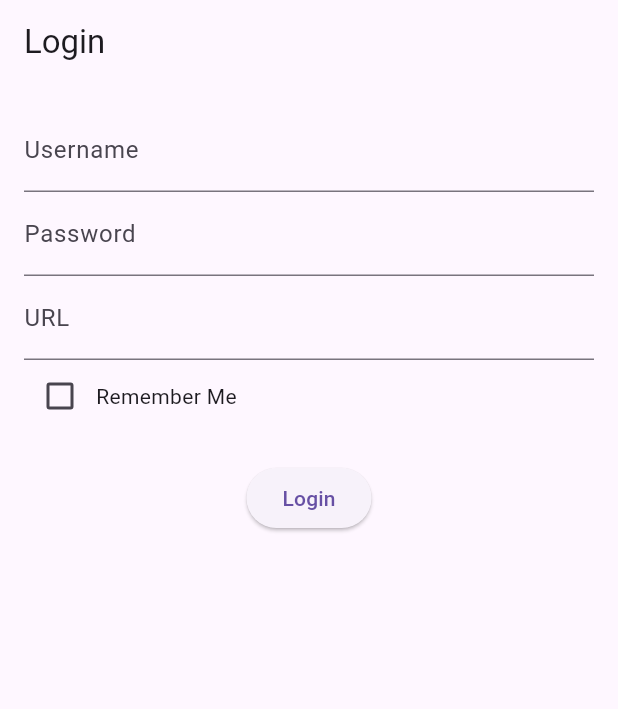
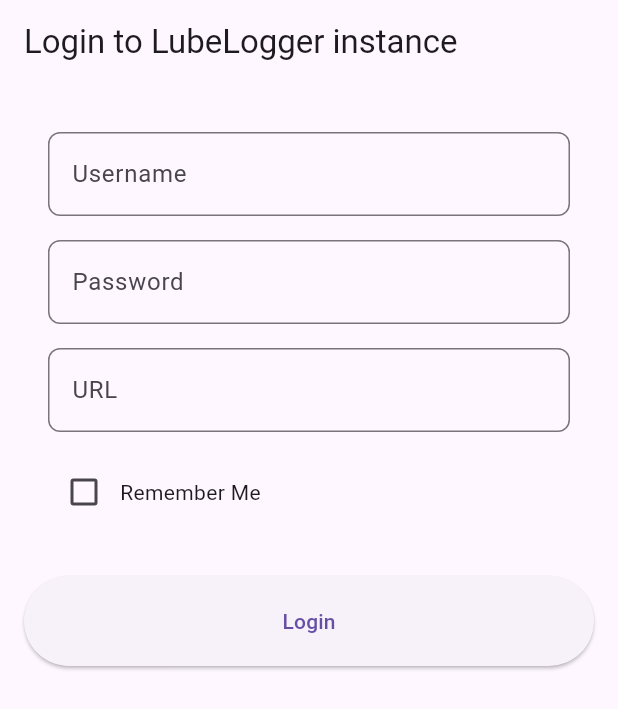
Before and after one commit to davidlesicnik/mobilelogger, a Flutter app: the screen it shows after launch, on a phone screen of 412 x 824 dp. Shown: the top 709 px of the screen. Run offline on Flutter 3.47's test engine with Material 3 defaults, Android fonts, the phone set to English and light mode, and no system bars; our stand-ins replace sqflite; accounts and stored records are empty.

Commit message:
imrpvoed login page

```diff
--- a/lib/login.dart
+++ b/lib/login.dart
@@ -14,6 +14,7 @@ class LoginPage extends StatefulWidget {
 }
 
 class LoginPageState extends State<LoginPage> {
+  final _formKey = GlobalKey<FormState>();
   final TextEditingController _usernameController = TextEditingController();
   final TextEditingController _passwordController = TextEditingController();
   final TextEditingController _urlController = TextEditingController();
@@ -78,6 +79,26 @@ class LoginPageState extends State<LoginPage> {
     final String basicAuth =
         'Basic ${base64Encode(utf8.encode('$username:$password'))}';
 
+    showDialog(
+      context: context,
+      barrierDismissible: false,
+      builder: (BuildContext context) {
+        return Dialog(
+          child: Padding(
+            padding: const EdgeInsets.all(16.0),
+            child: Row(
+              mainAxisSize: MainAxisSize.min,
+              children: [
+                CircularProgressIndicator(),
+                SizedBox(width: 16.0),
+                Text('Logging in...'),
+              ],
+            ),
+          ),
+        );
+      },
+    );
+
     try {
       final response = await http.get(
         Uri.parse('$url/api/vehicles'),
@@ -85,6 +106,8 @@ class LoginPageState extends State<LoginPage> {
           'authorization': basicAuth,
         },
       );
+
+      Navigator.of(context).pop(); // Close the progress dialog
 
       if (response.statusCode == 200) {
         if (_rememberMe) {
@@ -119,6 +142,7 @@ class LoginPageState extends State<LoginPage> {
         );
       }
     } catch (e) {
+      Navigator.of(context).pop(); // Close the progress dialog
       if (!mounted) return;
       showDialog(
         context: context,
@@ -136,29 +160,68 @@ class LoginPageState extends State<LoginPage> {
     }
   }
 
+  Widget _buildTextFormField({
+    required TextEditingController controller,
+    required String labelText,
+    required String validatorMessage,
+    bool obscureText = false,
+  }) {
+    return TextFormField(
+      controller: controller,
+      decoration: InputDecoration(
+        labelText: labelText,
+        border: OutlineInputBorder(
+          borderRadius: BorderRadius.circular(8.0),
+        ),
+      ),
+      validator: (value) {
+        if (value == null || value.isEmpty) {
+          return validatorMessage;
+        }
+        return null;
+      },
+      obscureText: obscureText,
+    );
+  }
+
   @override
   Widget build(BuildContext context) {
     return Scaffold(
       appBar: AppBar(
-        title: Text('Login'),
+        title: Text('Login to LubeLogger instance'),
       ),
       body: Padding(
         padding: const EdgeInsets.all(16.0),
+        child: Form(
+          key: _formKey,
           child: Column(
             children: <Widget>[
-            TextField(
+              Expanded(
+                child: ListView(
+                  children: [
+                    Padding(
+                      padding: const EdgeInsets.all(16.0),
+                      child: Column(
+                        children: [
+                          _buildTextFormField(
                             controller: _usernameController,
-              decoration: InputDecoration(labelText: 'Username'),
+                            labelText: 'Username',
+                            validatorMessage: 'Please enter your username',
                           ),
-            TextField(
+                          SizedBox(height: 16.0),
+                          _buildTextFormField(
                             controller: _passwordController,
-              decoration: InputDecoration(labelText: 'Password'),
+                            labelText: 'Password',
+                            validatorMessage: 'Please enter your password',
                             obscureText: true,
                           ),
-            TextField(
+                          SizedBox(height: 16.0),
+                          _buildTextFormField(
                             controller: _urlController,
-              decoration: InputDecoration(labelText: 'URL'),
+                            labelText: 'URL',
+                            validatorMessage: 'Please enter the URL',
                           ),
+                          SizedBox(height: 16.0),
                           Row(
                             children: <Widget>[
                               Checkbox(
@@ -172,27 +235,28 @@ class LoginPageState extends State<LoginPage> {
                               Text('Remember Me'),
                             ],
                           ),
-            SizedBox(height: 20),
+                        ],
+                      ),
+                    ),
+                    SizedBox(height: 16.0),
                     ElevatedButton(
                       onPressed: () {
+                        if (_formKey.currentState!.validate()) {
                           setState(() {
                             _loginFuture = _login();
                           });
+                        }
                       },
+                      style: ElevatedButton.styleFrom(
+                        padding: EdgeInsets.symmetric(horizontal: 50, vertical: 20),
+                      ),
                       child: Text('Login'),
                     ),
-            if (_loginFuture != null)
-              FutureBuilder<void>(
-                future: _loginFuture,
-                builder: (BuildContext context, AsyncSnapshot<void> snapshot) {
-                  if (snapshot.connectionState == ConnectionState.waiting) {
-                    return CircularProgressIndicator();
-                  } else {
-                    return Container();
-                  }
-                },
+                  ],
+                ),
               ),
             ],
+          ),
         ),
       ),
     );
```
Lines whose indentation alone changed are shown as unchanged.
